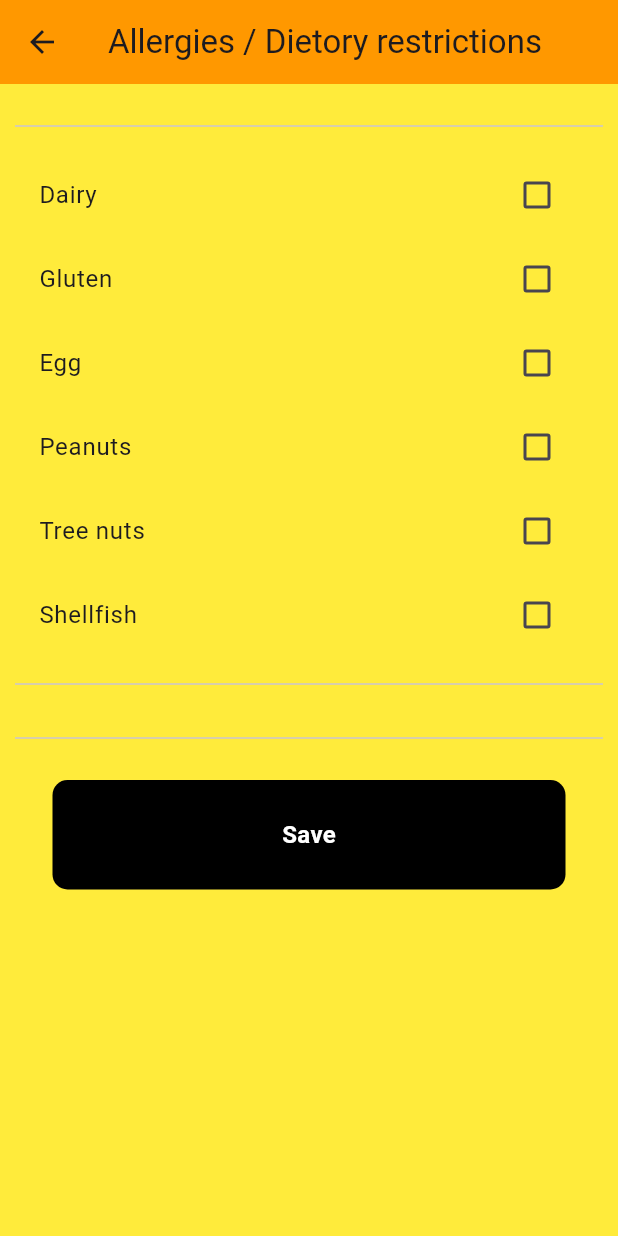
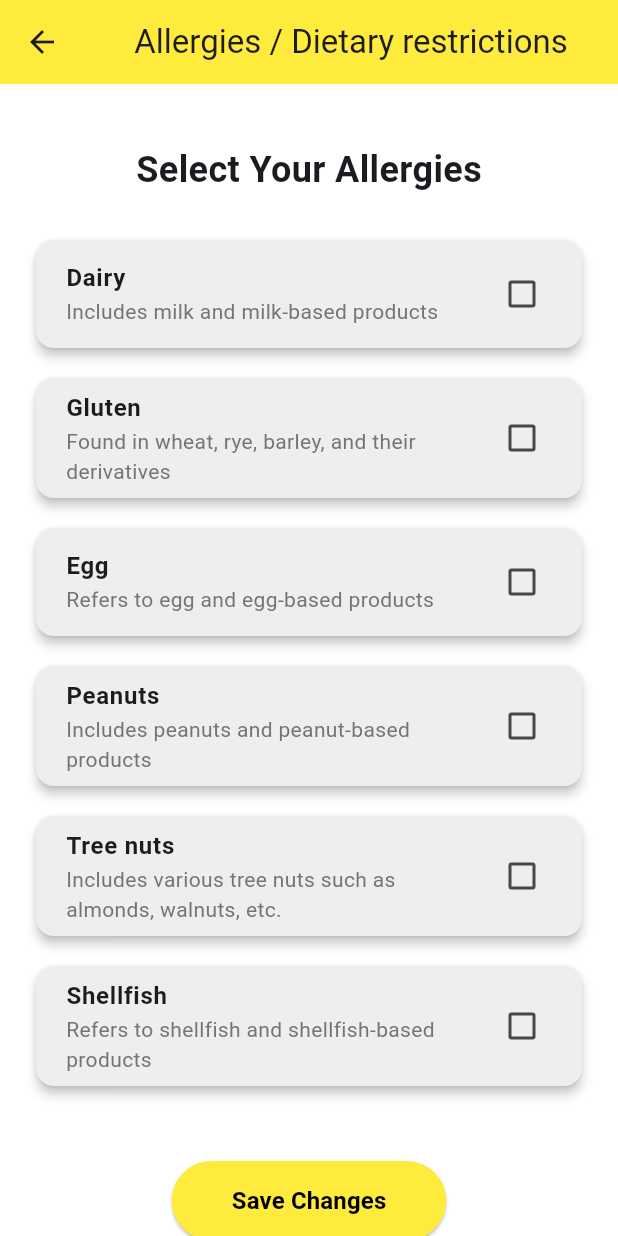
Before and after one commit to AbdhalRiyas/SriCuisine, a Flutter app: the SpecPage screen opened directly, on a phone screen of 412 x 824 dp. Run offline on Flutter 3.47's test engine with Material 3 defaults, Android fonts, the phone set to English and light mode, and no system bars; our stand-ins replace google_nav_bar, iconsax; Roboto replaces fonts that are missing (Times New Roman).

Commit message:
changed the interface of the specpage

```diff
--- a/frontend/lib/pages.dart/specification_page.dart
+++ b/frontend/lib/pages.dart/specification_page.dart
@@ -2,7 +2,7 @@ import 'package:flutter/material.dart';
 import 'package:flutter_application_1/components.dart/save_button.dart';
 
 class SpecPage extends StatefulWidget {
-  const SpecPage({super.key});
+  const SpecPage({Key? key});
 
   @override
   State<SpecPage> createState() => _SpecPageState();
@@ -10,15 +10,39 @@ class SpecPage extends StatefulWidget {
 
 class _SpecPageState extends State<SpecPage> {
   //checkbox
-  List<Map> availableSpecification = [
-    {"name": "Dairy", "isChecked": false},
-    {"name": "Gluten", "isChecked": false},
-    {"name": "Egg", "isChecked": false},
-    {"name": "Peanuts", "isChecked": false},
-    {"name": "Tree nuts", "isChecked": false},
-    {"name": "Shellfish", "isChecked": false},
+  List<Map<String, dynamic>> availableSpecification = [
+    {
+      "name": "Dairy",
+      "description": "Includes milk and milk-based products",
+      "isChecked": false
+    },
+    {
+      "name": "Gluten",
+      "description": "Found in wheat, rye, barley, and their derivatives",
+      "isChecked": false
+    },
+    {
+      "name": "Egg",
+      "description": "Refers to egg and egg-based products",
+      "isChecked": false
+    },
+    {
+      "name": "Peanuts",
+      "description": "Includes peanuts and peanut-based products",
+      "isChecked": false
+    },
+    {
+      "name": "Tree nuts",
+      "description":
+          "Includes various tree nuts such as almonds, walnuts, etc.",
+      "isChecked": false
+    },
+    {
+      "name": "Shellfish",
+      "description": "Refers to shellfish and shellfish-based products",
+      "isChecked": false
+    },
   ];
-
 
   //save button details
 
@@ -27,87 +51,140 @@ class _SpecPageState extends State<SpecPage> {
   @override
   Widget build(BuildContext context) {
     return Scaffold(
+      backgroundColor: Colors.white,
+      appBar: AppBar(
+        title: const Center(
+          child: Text(
+            "Allergies / Dietary restrictions",
+          ),
+        ),
         backgroundColor: Colors.yellow,
-        appBar: AppBar(
-          title: const Text("Allergies / Dietory restrictions"),
-          backgroundColor: Colors.orange,
       ),
-
-        body: SingleChildScrollView(
-          child: Padding(
-              padding: const EdgeInsets.all(10),
+      body: Column(
+        children: [
+          Expanded(
+            child: SingleChildScrollView(
+              padding: const EdgeInsets.all(20),
               child: Column(
                 crossAxisAlignment: CrossAxisAlignment.start,
                 children: [
-                  // const Text(
-                  //   "Choose Your Subject",
-                  //   style: TextStyle(fontSize: 20),
-                  // ),
-
-                  const SizedBox(height: 10,),
-
-                  const Divider(),
-
-                  const SizedBox(height: 10,),
-
-                  //add checksbox here..
-
+                  const SizedBox(
+                    height: 20,
+                  ),
+                  const Center(
+                    child: Text(
+                      "Select Your Allergies",
+                      style: TextStyle(
+                        fontSize: 24,
+                        fontWeight: FontWeight.bold,
+                      ),
+                    ),
+                  ),
+                  const SizedBox(
+                    height: 20,
+                  ),
                   Column(
                     children: availableSpecification.map((subj) {
-                    return CheckboxListTile(
+                      return Padding(
+                        padding: const EdgeInsets.symmetric(vertical: 6),
+                        child: Card(
+                          elevation: 3,
+                          color: Colors.grey[200], // Grey color for card
+                          child: CheckboxListTile(
+                            contentPadding:
+                                const EdgeInsets.symmetric(horizontal: 20),
                             value: subj["isChecked"],
-                        title: Text(subj["name"],),
+                            title: Text(
+                              subj["name"],
+                              style: const TextStyle(
+                                fontSize: 16,
+                                fontWeight: FontWeight.bold,
+                              ),
+                            ),
+                            subtitle: Text(
+                              subj["description"],
+                              style: TextStyle(
+                                fontSize: 14,
+                                color: Colors.grey[600],
+                              ),
+                            ),
                             onChanged: (newValue) {
                               setState(() {
                                 subj["isChecked"] = newValue;
                               });
-                        });
-                  }).toList()),
-
-                  //display the result
+                            },
+                          ),
+                        ),
+                      );
+                    }).toList(),
+                  ),
                   const SizedBox(
-                    height: 10,
+                    height: 20,
                   ),
-
-                  const Divider(),
-
-                  const SizedBox(
-                    height: 10,
-                  ),
-
                   Wrap(
                     children: availableSpecification.map((subj) {
                       if (subj["isChecked"] == true) {
-                        return Card(
-                          elevation: 3,
-                          color: Colors.white,
-                          child: Padding(
-                            padding:const  EdgeInsets.all(10),
-                            child: Text(subj["name"]),
+                        return Padding(
+                          padding: const EdgeInsets.only(right: 5, bottom: 10),
+                          child: Chip(
+                            label: Text(
+                              subj["name"],
+                              style: const TextStyle(
+                                fontSize: 14,
+                                fontWeight: FontWeight.bold,
+                                color: Colors.black,
+                              ),
+                            ),
+                            backgroundColor: Colors.yellow,
                           ),
                         );
                       }
                       return Container();
                     }).toList(),
                   ),
-
-                  //add save button
-
-                  const SizedBox(height: 10,),
-                  const Divider(),
-                  const SizedBox(height: 20,),
-                  MyButton(
+                  const SizedBox(
+                    height: 20,
+                  ),
+                  Center(
+                    child: CustomSaveButton(
                       onTap: saveUserIn,
                     ),
-
+                  ),
                 ],
-
-              )
               ),
-
-
-
-        )
+            ),
+          ),
+        ],
+      ),
     );
   }
 }
+
+// Custom Save Button Widget
+class CustomSaveButton extends StatelessWidget {
+  final VoidCallback onTap;
+
+  const CustomSaveButton({Key? key, required this.onTap}) : super(key: key);
+
+  @override
+  Widget build(BuildContext context) {
+    return ElevatedButton(
+      onPressed: onTap,
+      style: ElevatedButton.styleFrom(
+        backgroundColor: Colors.yellow,
+        padding: const EdgeInsets.symmetric(horizontal: 40, vertical: 15),
+        shape: RoundedRectangleBorder(
+          borderRadius: BorderRadius.circular(30),
+        ),
+      ),
+      child: const Text(
+        'Save Changes',
+        style: TextStyle(
+          color: Colors.black,
+          fontSize: 16,
+          fontWeight: FontWeight.bold,
+        ),
+      ),
+    );
+  }
+}
```
Lines whose indentation alone changed are shown as unchanged.
